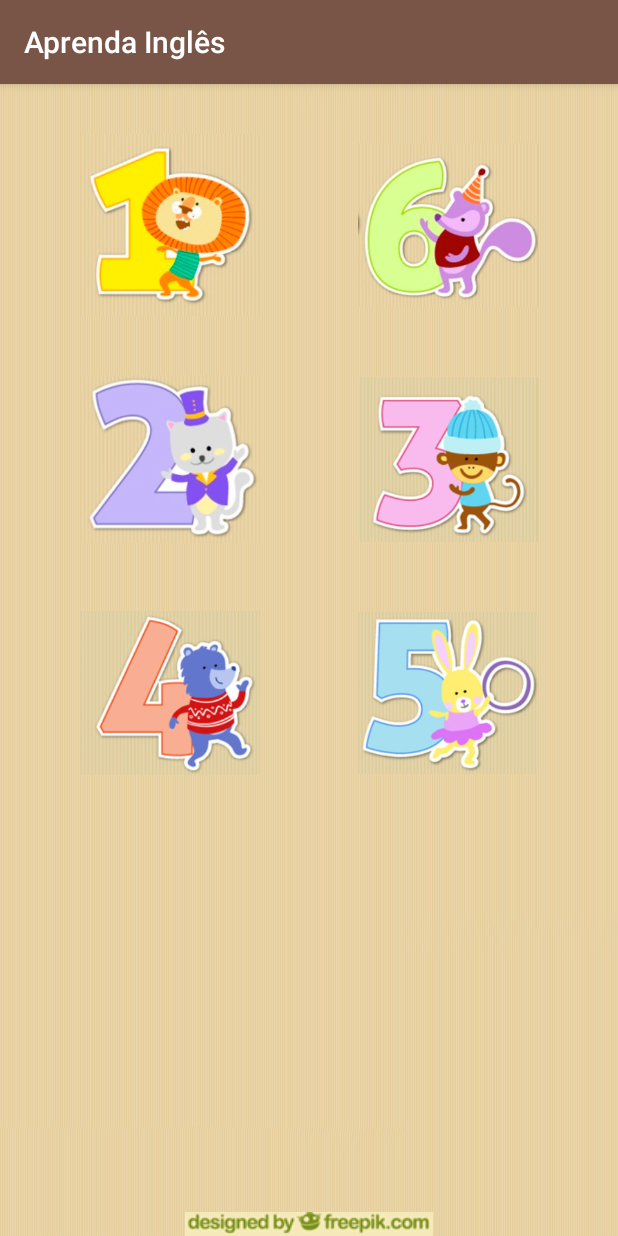
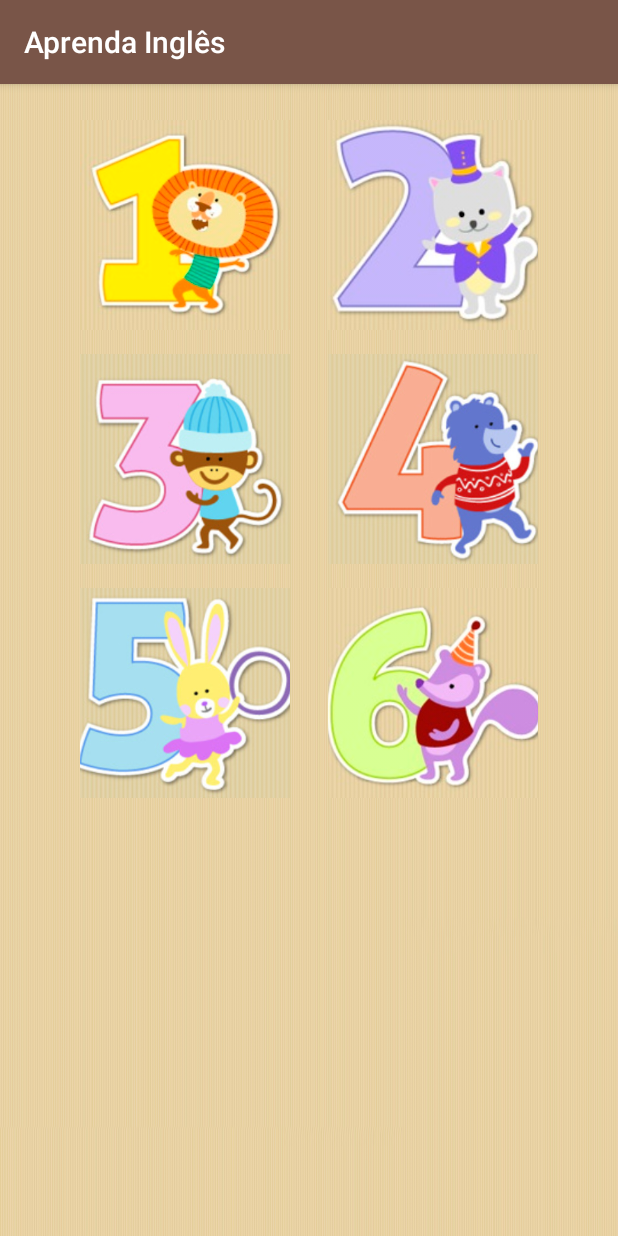
Before and after one commit to Jardier/aprenda-ingles, an Android app: the fragment NumerosFragment shown on its own in the app's theme, on a phone screen of 412 x 824 dp. Run offline under Robolectric (Android 15) with nearby library versions, the phone set to English and light mode, and no system bars.

Commit message:
Concluindo app

```diff
--- a/app/src/main/java/com/android/aprenda_ingles/fragment/NumerosFragment.kt
+++ b/app/src/main/java/com/android/aprenda_ingles/fragment/NumerosFragment.kt
@@ -1,26 +1,74 @@
 package com.android.aprenda_ingles.fragment
 
 
+import android.media.MediaPlayer
 import android.os.Bundle
+import android.util.Log
 import androidx.fragment.app.Fragment
 import android.view.LayoutInflater
 import android.view.View
+import android.view.View.OnClickListener
 import android.view.ViewGroup
+import android.widget.ImageButton
 
 import com.android.aprenda_ingles.R
 
 /**
  * A simple [Fragment] subclass.
  */
-class NumerosFragment : Fragment() {
+class NumerosFragment : Fragment(), OnClickListener {
+
+    lateinit var btnUm : ImageButton;
+    lateinit var btnDois : ImageButton;
+    lateinit var btnTres : ImageButton;
+    lateinit var btnQuatro : ImageButton;
+    lateinit var btnCinco : ImageButton;
+    lateinit var btnSeis : ImageButton;
+    lateinit var mediaPlayer: MediaPlayer;
+
 
     override fun onCreateView(
         inflater: LayoutInflater, container: ViewGroup?,
         savedInstanceState: Bundle?
     ): View? {
-        // Inflate the layout for this fragment
-        return inflater.inflate(R.layout.fragment_numeros, container, false)
+        val view = inflater.inflate(R.layout.fragment_numeros, container, false);
+
+        btnUm = view.findViewById(R.id.btnUm);
+        btnDois = view.findViewById(R.id.btnDois);
+        btnTres = view.findViewById(R.id.btnTres);
+        btnQuatro = view.findViewById(R.id.btnQuatro);
+        btnCinco = view.findViewById(R.id.btnCinco);
+        btnSeis = view.findViewById(R.id.btnSeis);
+
+        //Ação de click nos Botões
+        btnUm.setOnClickListener(this);
+        btnDois.setOnClickListener(this);
+        btnTres.setOnClickListener(this);
+        btnQuatro.setOnClickListener(this);
+        btnCinco.setOnClickListener(this);
+        btnSeis.setOnClickListener(this);
+
+        return view;
     }
 
+    override fun onClick(v: View?) {
+        when(v?.id) {
+            R.id.btnUm -> this.executarSom(R.raw.one);
+            R.id.btnDois -> this.executarSom(R.raw.two);
+            R.id.btnTres -> this.executarSom(R.raw.three);
+            R.id.btnQuatro -> this.executarSom(R.raw.four);
+            R.id.btnCinco -> this.executarSom(R.raw.five);
+            R.id.btnSeis -> this.executarSom(R.raw.six);
+            else -> {
+                Log.e("Erro:", "Ocorreu um erro ao executar a ação")}
+        }
+    }
 
+    private fun executarSom(som: Int) {
+        mediaPlayer = MediaPlayer.create(activity, som);
+        mediaPlayer.start();
+
+        //Ao completar liberar o recurso
+        mediaPlayer.setOnCompletionListener({mp -> mp.release()})
+    }
 }
--- a/app/src/main/res/layout/fragment_numeros.xml
+++ b/app/src/main/res/layout/fragment_numeros.xml
@@ -22,68 +22,71 @@
         android:orientation="vertical"
         app:layout_constraintGuide_percent="0.87" />
 
-    <ImageView
-        android:id="@+id/imageView2"
-        android:layout_width="120dp"
+    <ImageButton
+        android:id="@+id/btnUm"
+        android:layout_width="140dp"
         android:layout_height="140dp"
         android:layout_marginTop="24dp"
+        android:background="@drawable/segundo_fundo"
+        android:scaleType="centerCrop"
         android:src="@drawable/um"
         app:layout_constraintStart_toStartOf="@+id/guideline3"
         app:layout_constraintTop_toTopOf="parent" />
 
-    <ImageView
-        android:id="@+id/imageView6"
-        android:layout_width="120dp"
-        android:layout_height="140dp"
-        android:layout_marginTop="16dp"
-        android:src="@drawable/dois"
-        app:layout_constraintStart_toStartOf="@+id/guideline3"
-        app:layout_constraintTop_toBottomOf="@+id/imageView2" />
-
-    <ImageView
-        android:id="@+id/imageView7"
-        android:layout_width="120dp"
-        android:layout_height="140dp"
-        android:layout_marginTop="16dp"
-        android:src="@drawable/tres"
-        app:layout_constraintEnd_toStartOf="@+id/guideline4"
-        app:layout_constraintTop_toBottomOf="@+id/imageView3" />
-
-    <ImageView
-        android:id="@+id/imageView8"
-        android:layout_width="120dp"
-        android:layout_height="140dp"
-        android:layout_marginTop="16dp"
-        android:src="@drawable/quatro"
-        app:layout_constraintStart_toStartOf="@+id/guideline3"
-        app:layout_constraintTop_toBottomOf="@+id/imageView6" />
-
-    <ImageView
-        android:id="@+id/imageView9"
-        android:layout_width="120dp"
-        android:layout_height="140dp"
-        android:layout_marginTop="16dp"
-        android:src="@drawable/cinco"
-        app:layout_constraintEnd_toStartOf="@+id/guideline4"
-        app:layout_constraintTop_toBottomOf="@+id/imageView7" />
-
-    <ImageView
-        android:id="@+id/imageView3"
-        android:layout_width="120dp"
+    <ImageButton
+        android:id="@+id/btnDois"
+        android:layout_width="140dp"
         android:layout_height="140dp"
         android:layout_marginTop="24dp"
-        android:src="@drawable/seis"
+        android:background="@drawable/segundo_fundo"
+        android:scaleType="centerCrop"
+        android:src="@drawable/dois"
         app:layout_constraintEnd_toStartOf="@+id/guideline4"
         app:layout_constraintTop_toTopOf="parent" />
 
-    <ImageView
-        android:id="@+id/imageView10"
-        android:layout_width="0dp"
-        android:layout_height="wrap_content"
-        android:src="@drawable/direitos"
-        app:layout_constraintBottom_toBottomOf="parent"
+    <ImageButton
+        android:id="@+id/btnTres"
+        android:layout_width="140dp"
+        android:layout_height="140dp"
+        android:layout_marginTop="16dp"
+        android:background="@drawable/segundo_fundo"
+        android:scaleType="centerCrop"
+        android:src="@drawable/tres"
+        app:layout_constraintStart_toStartOf="@+id/guideline3"
+        app:layout_constraintTop_toBottomOf="@+id/btnUm" />
+
+    <ImageButton
+        android:id="@+id/btnQuatro"
+        android:layout_width="140dp"
+        android:layout_height="140dp"
+        android:layout_marginTop="16dp"
+        android:background="@drawable/segundo_fundo"
+        android:scaleType="centerCrop"
+        android:src="@drawable/quatro"
         app:layout_constraintEnd_toStartOf="@+id/guideline4"
-        app:layout_constraintHorizontal_bias="0.0"
-        app:layout_constraintStart_toStartOf="@+id/guideline3" />
+        app:layout_constraintTop_toBottomOf="@+id/btnDois" />
+
+    <ImageButton
+        android:id="@+id/btnCinco"
+        android:layout_width="140dp"
+        android:layout_height="140dp"
+        android:layout_marginTop="16dp"
+        android:background="@drawable/segundo_fundo"
+        android:scaleType="centerCrop"
+        android:src="@drawable/cinco"
+        app:layout_constraintStart_toStartOf="@+id/guideline3"
+        app:layout_constraintTop_toBottomOf="@+id/btnTres" />
+
+    <ImageButton
+        android:id="@+id/btnSeis"
+        android:layout_width="140dp"
+        android:layout_height="140dp"
+        android:layout_marginTop="16dp"
+        android:background="@drawable/segundo_fundo"
+        android:scaleType="centerCrop"
+        android:src="@drawable/seis"
+        app:layout_constraintEnd_toStartOf="@+id/guideline4"
+        app:layout_constraintTop_toBottomOf="@+id/btnQuatro"
+        app:srcCompat="@drawable/seis" />
 
 </androidx.constraintlayout.widget.ConstraintLayout>
```
